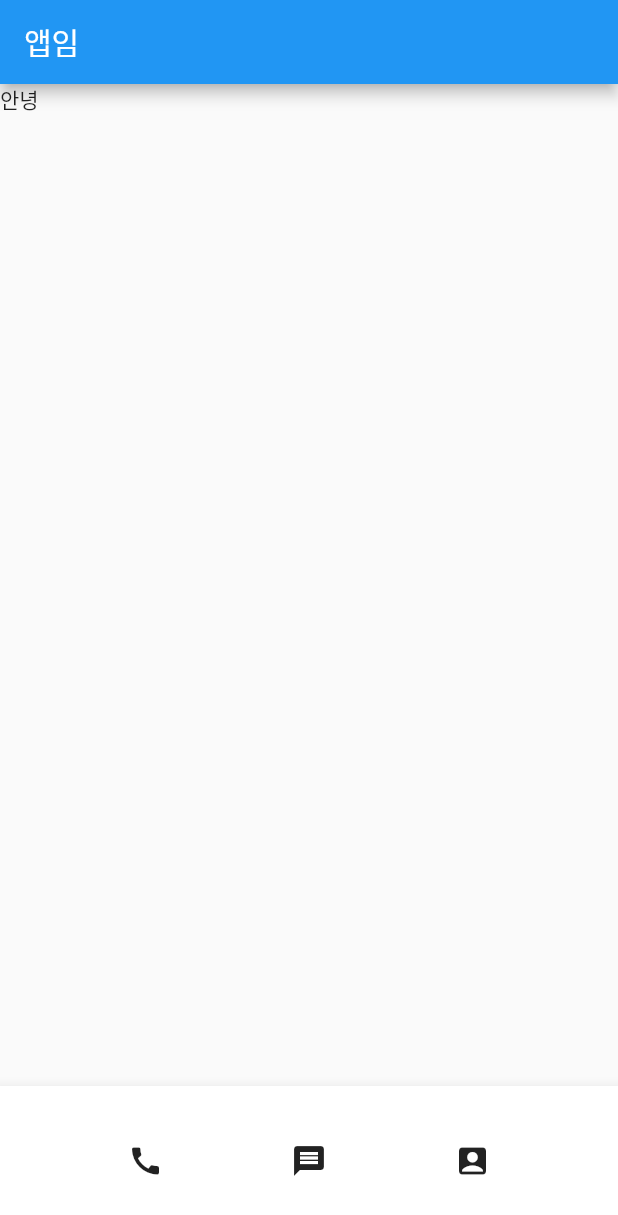
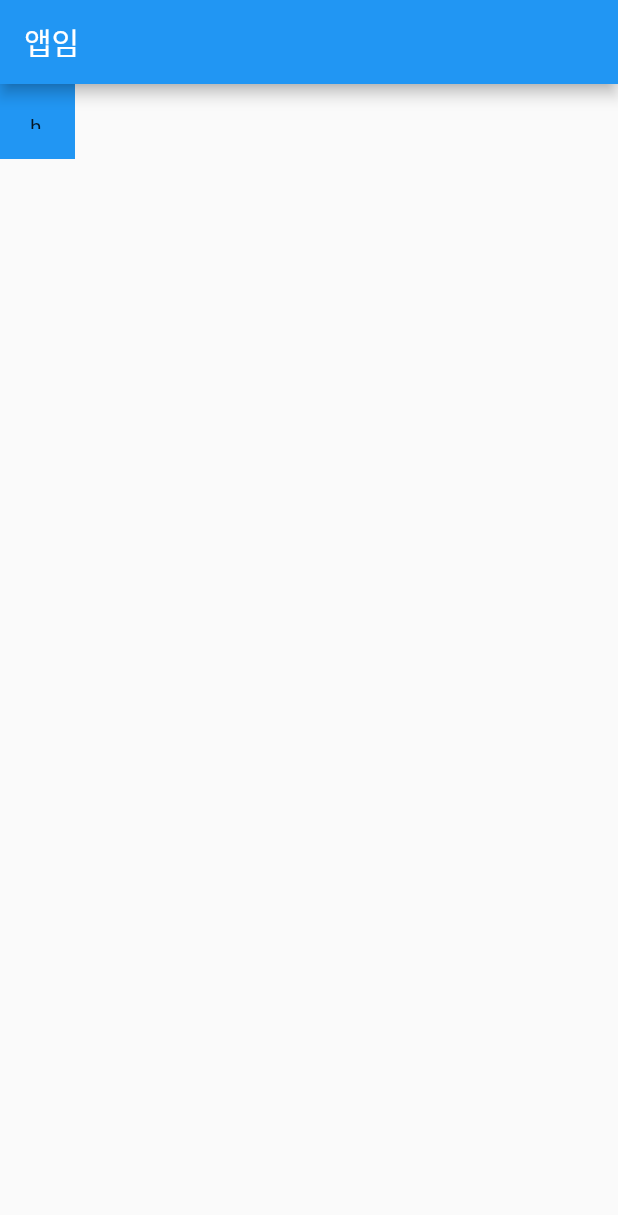
Before and after one commit to changDDAO/contact, a Flutter app: the screen it shows after launch, on a phone screen of 412 x 824 dp. Shown: the top 1215 px of the screen. Run offline on Flutter 3.47's test engine with Material 2 defaults, Android fonts, the phone set to English and light mode, and no system bars.

Commit message:
width & height padding & margin test

```diff
--- a/lib/main.dart
+++ b/lib/main.dart
@@ -12,19 +12,11 @@ class MyApp extends StatelessWidget {
     return MaterialApp(
         home: Scaffold(
             appBar: AppBar(title: Text('앱임')),
-            body: Text('안녕'),
-            bottomNavigationBar: BottomAppBar(
-              child: SizedBox(
-                height: 100,
-                child: Row(
-                  mainAxisAlignment: MainAxisAlignment.spaceEvenly,
-                  children: [
-                    Icon(Icons.call),
-                    Icon(Icons.message),
-                    Icon(Icons.account_box),
-                  ],
-                ),
-              )
-            )));
+            body: Container(
+              width:50, height: 50, color: Colors.blue,
+              padding: EdgeInsets.all(20),
+              child: Text('hi'),
+            ),
+            ));
   }
 }
```
